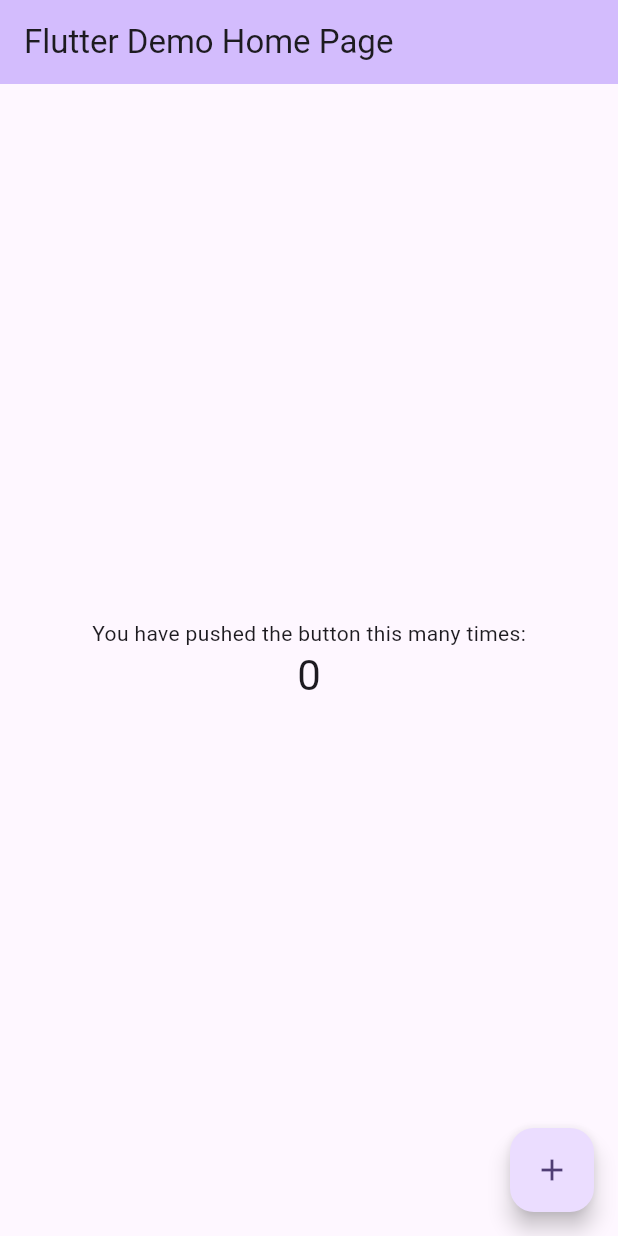
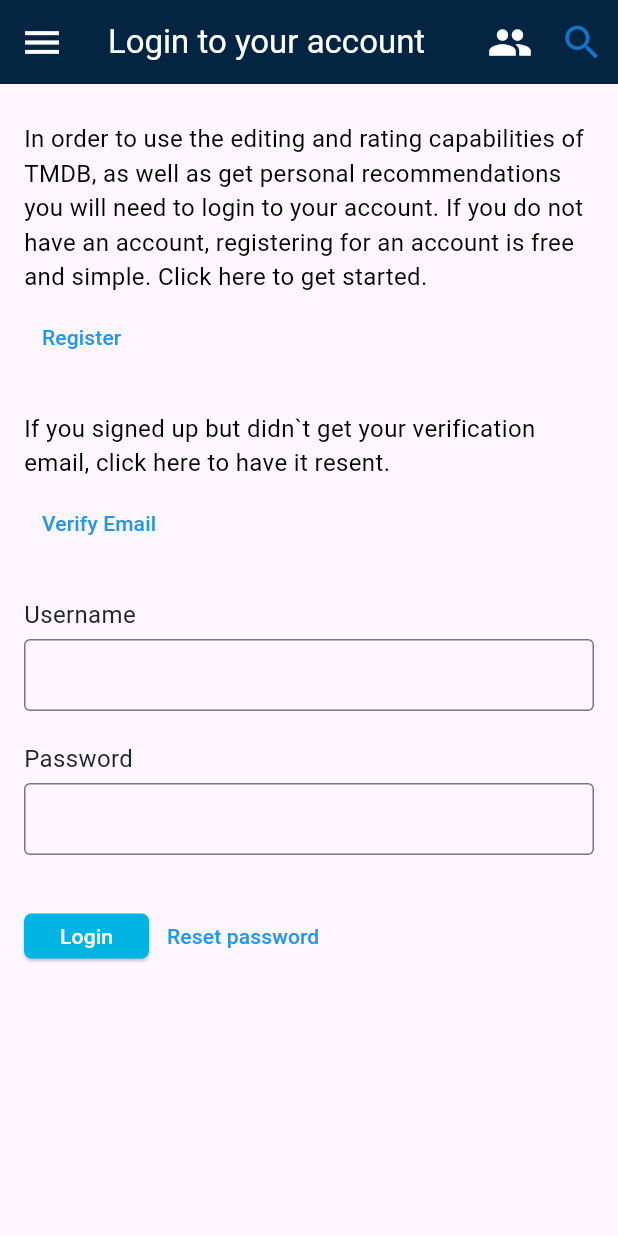
Before and after one commit to rostikKalabishka/themoviedb, a Flutter app: the screen it shows after launch, on a phone screen of 412 x 824 dp. Run offline on Flutter 3.47's test engine with Material 2 defaults, Android fonts, the phone set to English and light mode, and no system bars.

Commit message:
add login

```diff
--- /dev/null
+++ b/lib/Theme/button_style.dart
@@ -0,0 +1,8 @@
+import 'package:flutter/material.dart';
+
+abstract class AppButtonStyle {
+  static final color = const Color(0xFF01B4e4);
+  static final ButtonStyle linkButton = ButtonStyle(
+    foregroundColor: MaterialStateProperty.all(Colors.blue),
+  );
+}
--- a/lib/main.dart
+++ b/lib/main.dart
@@ -1,4 +1,5 @@
 import 'package:flutter/material.dart';
+import 'package:themoviedb/widgets/auth/auth_widget.dart';
 
 void main() {
   runApp(const MyApp());
@@ -13,113 +14,11 @@ class MyApp extends StatelessWidget {
     return MaterialApp(
       title: 'Flutter Demo',
       theme: ThemeData(
-        // This is the theme of your application.
-        //
-        // TRY THIS: Try running your application with "flutter run". You'll see
-        // the application has a blue toolbar. Then, without quitting the app,
-        // try changing the seedColor in the colorScheme below to Colors.green
-        // and then invoke "hot reload" (save your changes or press the "hot
-        // reload" button in a Flutter-supported IDE, or press "r" if you used
-        // the command line to start the app).
-        //
-        // Notice that the counter didn't reset back to zero; the application
-        // state is not lost during the reload. To reset the state, use hot
-        // restart instead.
-        //
-        // This works for code too, not just values: Most code changes can be
-        // tested with just a hot reload.
-        colorScheme: ColorScheme.fromSeed(seedColor: Colors.deepPurple),
+        appBarTheme:
+            const AppBarTheme(backgroundColor: Color.fromRGBO(3, 37, 65, 1)),
         useMaterial3: true,
       ),
-      home: const MyHomePage(title: 'Flutter Demo Home Page'),
+      home: AuthWidget(),
     );
   }
 }
-
-class MyHomePage extends StatefulWidget {
-  const MyHomePage({super.key, required this.title});
-
-  // This widget is the home page of your application. It is stateful, meaning
-  // that it has a State object (defined below) that contains fields that affect
-  // how it looks.
-
-  // This class is the configuration for the state. It holds the values (in this
-  // case the title) provided by the parent (in this case the App widget) and
-  // used by the build method of the State. Fields in a Widget subclass are
-  // always marked "final".
-
-  final String title;
-
-  @override
-  State<MyHomePage> createState() => _MyHomePageState();
-}
-
-class _MyHomePageState extends State<MyHomePage> {
-  int _counter = 0;
-
-  void _incrementCounter() {
-    setState(() {
-      // This call to setState tells the Flutter framework that something has
-      // changed in this State, which causes it to rerun the build method below
-      // so that the display can reflect the updated values. If we changed
-      // _counter without calling setState(), then the build method would not be
-      // called again, and so nothing would appear to happen.
-      _counter++;
-    });
-  }
-
-  @override
-  Widget build(BuildContext context) {
-    // This method is rerun every time setState is called, for instance as done
-    // by the _incrementCounter method above.
-    //
-    // The Flutter framework has been optimized to make rerunning build methods
-    // fast, so that you can just rebuild anything that needs updating rather
-    // than having to individually change instances of widgets.
-    return Scaffold(
-      appBar: AppBar(
-        // TRY THIS: Try changing the color here to a specific color (to
-        // Colors.amber, perhaps?) and trigger a hot reload to see the AppBar
-        // change color while the other colors stay the same.
-        backgroundColor: Theme.of(context).colorScheme.inversePrimary,
-        // Here we take the value from the MyHomePage object that was created by
-        // the App.build method, and use it to set our appbar title.
-        title: Text(widget.title),
-      ),
-      body: Center(
-        // Center is a layout widget. It takes a single child and positions it
-        // in the middle of the parent.
-        child: Column(
-          // Column is also a layout widget. It takes a list of children and
-          // arranges them vertically. By default, it sizes itself to fit its
-          // children horizontally, and tries to be as tall as its parent.
-          //
-          // Column has various properties to control how it sizes itself and
-          // how it positions its children. Here we use mainAxisAlignment to
-          // center the children vertically; the main axis here is the vertical
-          // axis because Columns are vertical (the cross axis would be
-          // horizontal).
-          //
-          // TRY THIS: Invoke "debug painting" (choose the "Toggle Debug Paint"
-          // action in the IDE, or press "p" in the console), to see the
-          // wireframe for each widget.
-          mainAxisAlignment: MainAxisAlignment.center,
-          children: <Widget>[
-            const Text(
-              'You have pushed the button this many times:',
-            ),
-            Text(
-              '$_counter',
-              style: Theme.of(context).textTheme.headlineMedium,
-            ),
-          ],
-        ),
-      ),
-      floatingActionButton: FloatingActionButton(
-        onPressed: _incrementCounter,
-        tooltip: 'Increment',
-        child: const Icon(Icons.add),
-      ), // This trailing comma makes auto-formatting nicer for build methods.
-    );
-  }
-}
--- /dev/null
+++ b/lib/widgets/auth/auth_widget.dart
@@ -0,0 +1,200 @@
+import 'package:flutter/material.dart';
+
+import '../../Theme/button_style.dart';
+
+class AuthWidget extends StatefulWidget {
+  const AuthWidget({super.key});
+
+  @override
+  State<AuthWidget> createState() => _AuthWidgetState();
+}
+
+class _AuthWidgetState extends State<AuthWidget> {
+  @override
+  Widget build(BuildContext context) {
+    return Scaffold(
+      appBar: AppBar(
+        leading: IconButton(
+          icon: const Icon(
+            Icons.menu,
+            color: Colors.white,
+            size: 30,
+          ),
+          onPressed: () {},
+        ),
+        actions: [
+          IconButton(
+            icon: const Icon(
+              Icons.people,
+              size: 30,
+              color: Colors.white,
+            ),
+            onPressed: () {},
+          ),
+          IconButton(
+            icon: const Icon(
+              Icons.search,
+              color: Color.fromARGB(255, 14, 117, 201),
+              size: 30,
+            ),
+            onPressed: () {},
+          ),
+        ],
+        // backgroundColor: const Color.fromARGB(255, 1, 20, 48),
+        title: const Text(
+          'Login to your account',
+          style: TextStyle(color: Colors.white),
+        ),
+      ),
+      body: ListView(
+        children: const [
+          _HeaderWidget(),
+        ],
+      ),
+    );
+  }
+}
+
+class _HeaderWidget extends StatelessWidget {
+  const _HeaderWidget({super.key});
+
+  @override
+  Widget build(BuildContext context) {
+    const textStyle = TextStyle(fontSize: 16, color: Colors.black);
+
+    return Padding(
+      padding: const EdgeInsets.symmetric(horizontal: 16),
+      child: Column(
+        crossAxisAlignment: CrossAxisAlignment.start,
+        children: [
+          const SizedBox(
+            height: 25,
+          ),
+          const Text(
+            'In order to use the editing and rating capabilities of TMDB, as well as get personal recommendations you will need to login to your account. If you do not have an account, registering for an account is free and simple. Click here to get started.',
+            style: textStyle,
+          ),
+          const SizedBox(height: 5),
+          TextButton(
+              style: AppButtonStyle.linkButton,
+              onPressed: () {},
+              child: Text('Register')),
+          const SizedBox(height: 25),
+          const Text(
+            'If you signed up but didn`t get your verification email, click here to have it resent.',
+            style: textStyle,
+          ),
+          const SizedBox(height: 5),
+          TextButton(
+            onPressed: () {},
+            style: AppButtonStyle.linkButton,
+            child: const Text('Verify Email'),
+          ),
+          const SizedBox(
+            height: 25,
+          ),
+          const _FormWidget()
+        ],
+      ),
+    );
+  }
+}
+
+class _FormWidget extends StatefulWidget {
+  const _FormWidget({super.key});
+
+  @override
+  State<_FormWidget> createState() => _FormWidgetState();
+}
+
+class _FormWidgetState extends State<_FormWidget> {
+  final _loginTextController = TextEditingController();
+  final _passwordController = TextEditingController();
+  String? errorText = null;
+  void _auth() {
+    final login = _loginTextController.text;
+    final password = _passwordController.text;
+    print(login);
+    setState(() {
+      if (password.length < 5) {
+        errorText = 'Error password';
+        print('error');
+      } else {
+        errorText = null;
+      }
+    });
+  }
+
+  void _resetPassword() {
+    print('reset password');
+  }
+
+  @override
+  Widget build(BuildContext context) {
+    const textStyle = TextStyle(fontSize: 16, color: Color(0xFF212529));
+    const color = Color(0xFF01B4e4);
+    const textFieldStyle = InputDecoration(
+      focusColor: color,
+      border: OutlineInputBorder(),
+      contentPadding: EdgeInsets.symmetric(horizontal: 10),
+    );
+    final errorText = this.errorText;
+    return Column(
+      crossAxisAlignment: CrossAxisAlignment.start,
+      children: [
+        if (errorText != null) ...[
+          Text(
+            errorText,
+            style: const TextStyle(color: Colors.red),
+          ),
+          const SizedBox(
+            height: 10,
+          )
+        ],
+        const Text(
+          'Username',
+          style: textStyle,
+        ),
+        const SizedBox(height: 5),
+        TextFormField(
+          controller: _loginTextController,
+          decoration: textFieldStyle,
+        ),
+        const SizedBox(height: 20),
+        const Text(
+          'Password',
+          style: textStyle,
+        ),
+        const SizedBox(height: 5),
+        TextFormField(
+          controller: _passwordController,
+          decoration: textFieldStyle,
+          obscureText: true,
+        ),
+        const SizedBox(height: 30),
+        Row(
+          children: [
+            ElevatedButton(
+              onPressed: _auth,
+              style: ButtonStyle(
+                backgroundColor: MaterialStateProperty.all(color),
+                foregroundColor: MaterialStateProperty.all(Colors.white),
+                minimumSize: MaterialStateProperty.all(const Size(80, 30)),
+                shape: MaterialStateProperty.all(
+                  RoundedRectangleBorder(
+                      borderRadius: BorderRadius.circular(5)),
+                ),
+              ),
+              child: const Text('Login'),
+            ),
+            TextButton(
+              onPressed: _resetPassword,
+              style: AppButtonStyle.linkButton,
+              child: const Text('Reset password'),
+            )
+          ],
+        ),
+      ],
+    );
+  }
+}
```
Also changed, not shown: pubspec.yaml (+3 -4 lines), pubspec.lock.
